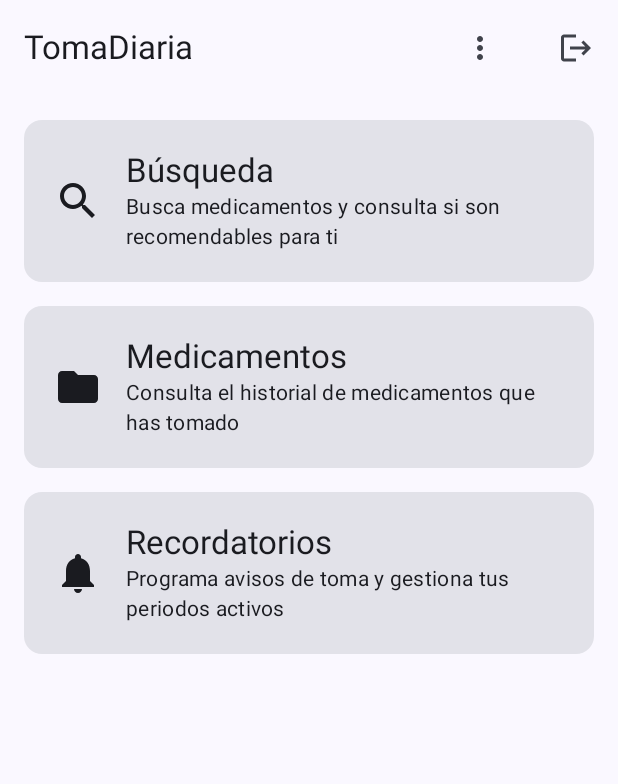
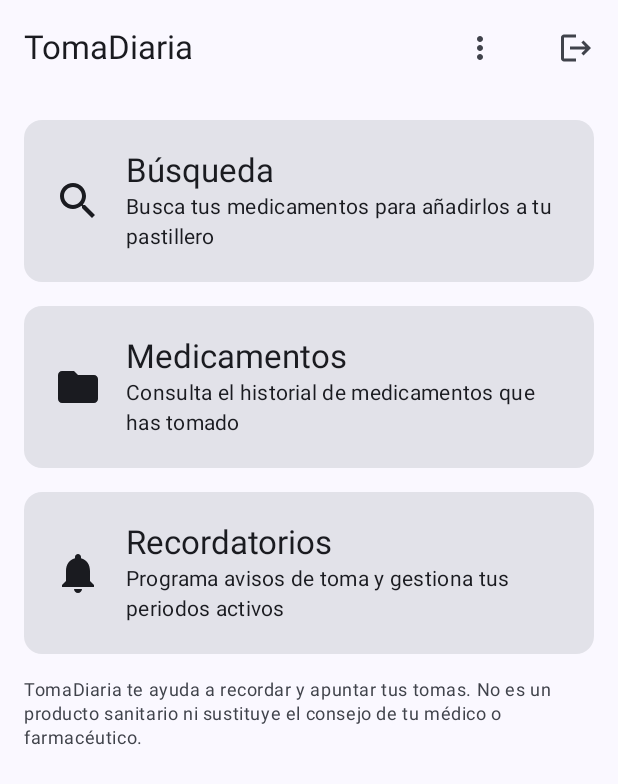
Before and after one commit to adrianhruiz/tomadiaria, an Android app built with Jetpack Compose: the DashboardScreen screen opened through its navigation route, on a phone screen of 412 x 824 dp. Shown: the top 784 px of the screen. Run offline under Robolectric (Android 15) with nearby library versions, the phone set to English and light mode, and no system bars; our stand-ins replace Firebase (no records; nobody signed in at launch, a user with empty details on screens opened directly).

Commit message:
Ajustar los textos a un pastillero y proteger la notificación
Sin el veredicto de alergias, el inicio ya no puede prometer que la app
dice si un medicamento es "recomendable para ti". La búsqueda pasa a
servir para añadir medicamentos al pastillero, y el inicio deja claro que
TomaDiaria no es un producto sanitario ni sustituye al médico.

El ejemplo del motivo ("dolor de cabeza", "alergia estacional") invitaba
a automedicarse por síntomas; ahora apunta a la pauta del médico.

La ficha cita a CIMA (AEMPS) como fuente, que es condición para
reutilizar sus datos. Y la notificación de toma se marca como privada con
una versión pública sin el nombre del medicamento, para que no quede
expuesto en la pantalla de bloqueo cuando el usuario oculta el contenido
sensible.

Co-Authored-By: Claude Opus 5.5 <noreply@anthropic.com>

```diff
--- a/app/src/main/java/com/adrianhruiz/tomadiaria/ui/addedit/AddEditEntryScreen.kt
+++ b/app/src/main/java/com/adrianhruiz/tomadiaria/ui/addedit/AddEditEntryScreen.kt
@@ -53,7 +53,7 @@ fun AddEditEntryScreen(
         OutlinedTextField(
             value = uiState.reasonInput,
             onValueChange = viewModel::onReasonInputChanged,
-            label = { Text("Motivo (ej. dolor de cabeza)") },
+            label = { Text("Motivo (ej. pauta de tu médico)") },
             isError = uiState.isDuplicate,
             supportingText = if (uiState.isDuplicate) {
                 { Text("Ya tienes este medicamento en el historial con ese motivo.") }
--- a/app/src/main/java/com/adrianhruiz/tomadiaria/ui/dashboard/DashboardScreen.kt
+++ b/app/src/main/java/com/adrianhruiz/tomadiaria/ui/dashboard/DashboardScreen.kt
@@ -171,7 +171,7 @@ fun DashboardScreen(
         ) {
             DashboardCard(
                 title = "Búsqueda",
-                description = "Busca medicamentos y consulta si son recomendables para ti",
+                description = "Busca tus medicamentos para añadirlos a tu pastillero",
                 icon = Icons.Default.Search,
                 onClick = onNavigateSearch,
             )
@@ -186,6 +186,12 @@ fun DashboardScreen(
                 description = "Programa avisos de toma y gestiona tus periodos activos",
                 icon = Icons.Default.Notifications,
                 onClick = onNavigateReminders,
+            )
+            Text(
+                "TomaDiaria te ayuda a recordar y apuntar tus tomas. No es un producto sanitario " +
+                    "ni sustituye el consejo de tu médico o farmacéutico.",
+                style = MaterialTheme.typography.bodySmall,
+                color = MaterialTheme.colorScheme.onSurfaceVariant,
             )
         }
     }
--- a/app/src/main/java/com/adrianhruiz/tomadiaria/ui/schedule/CreateScheduleScreen.kt
+++ b/app/src/main/java/com/adrianhruiz/tomadiaria/ui/schedule/CreateScheduleScreen.kt
@@ -156,7 +156,7 @@ fun CreateScheduleScreen(
         OutlinedTextField(
             value = uiState.reasonInput,
             onValueChange = viewModel::onReasonInputChanged,
-            label = { Text("Motivo (ej. alergia estacional)") },
+            label = { Text("Motivo (ej. pauta de tu médico)") },
             modifier = Modifier.fillMaxWidth().padding(top = 24.dp),
             singleLine = true,
         )
```
Also changed, not shown: app/src/main/java/com/adrianhruiz/tomadiaria/notifications/DoseAlarmReceiver.kt (+9 -0 lines), app/src/main/java/com/adrianhruiz/tomadiaria/ui/search/MedicationDetailScreen.kt (+7 -0 lines), 1 other file.
